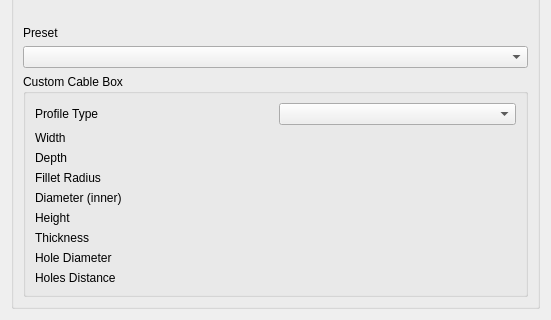
The window that freecad/cables/resources/ui/box.ui (sargo-devel/Cables) describes before a commit, drawn with Qt 5; both pictures show x 0 to 551 and y 184 to 504 of the 551 by 504 pixel window.
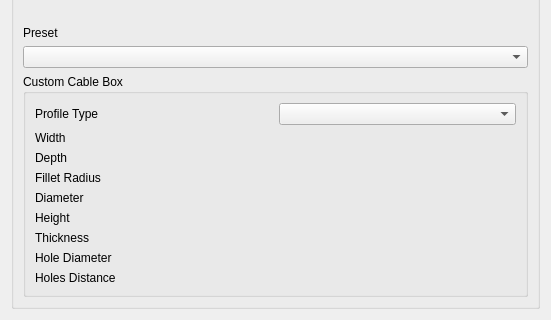
The same window after the commit. Custom widgets are drawn as their Qt base class.

Commit message: Updated UI toolTips in the TaskPanel

Diff of the .ui file:
```diff
--- a/freecad/cables/resources/ui/box.ui
+++ b/freecad/cables/resources/ui/box.ui
@@ -208,7 +208,7 @@
            <item>
             <widget class="QLabel" name="sDiameterLabel">
              <property name="text">
-              <string>Diameter (inner)</string>
+              <string>Diameter</string>
              </property>
             </widget>
            </item>
```
Left out of the diff: 30 changed lines with no effect on the pictures. The commit also changes 3 other files.
